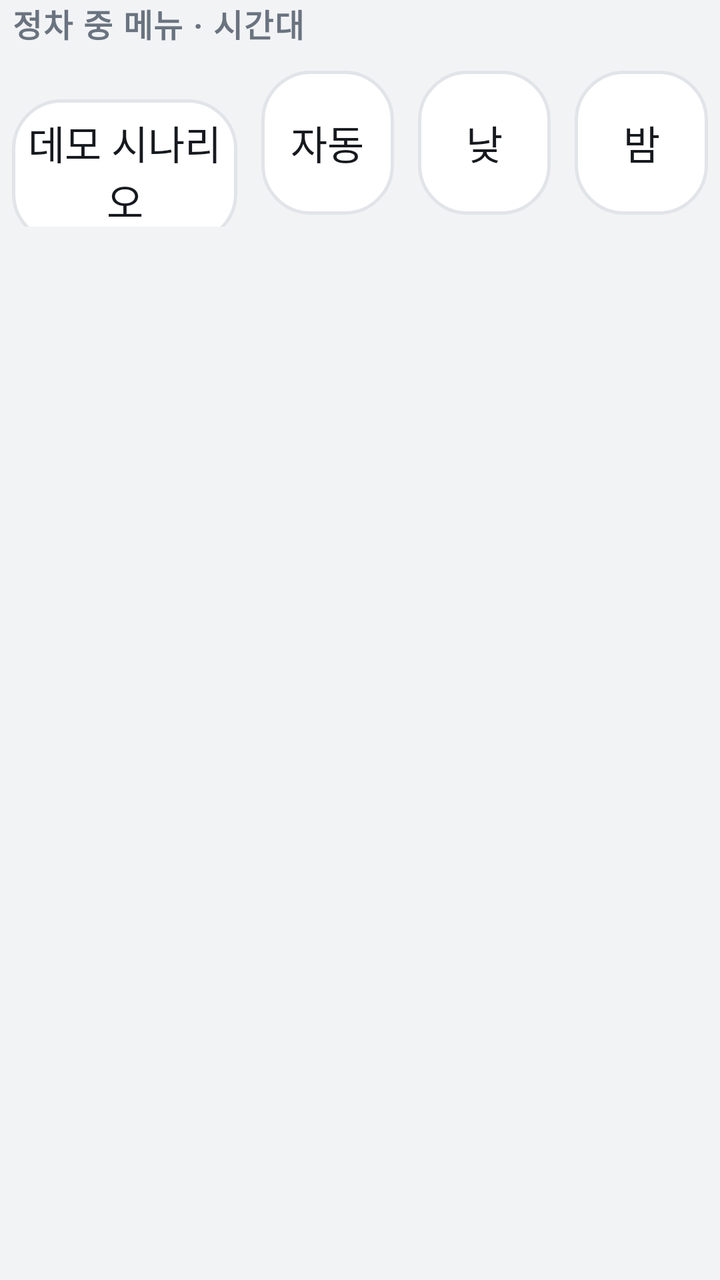
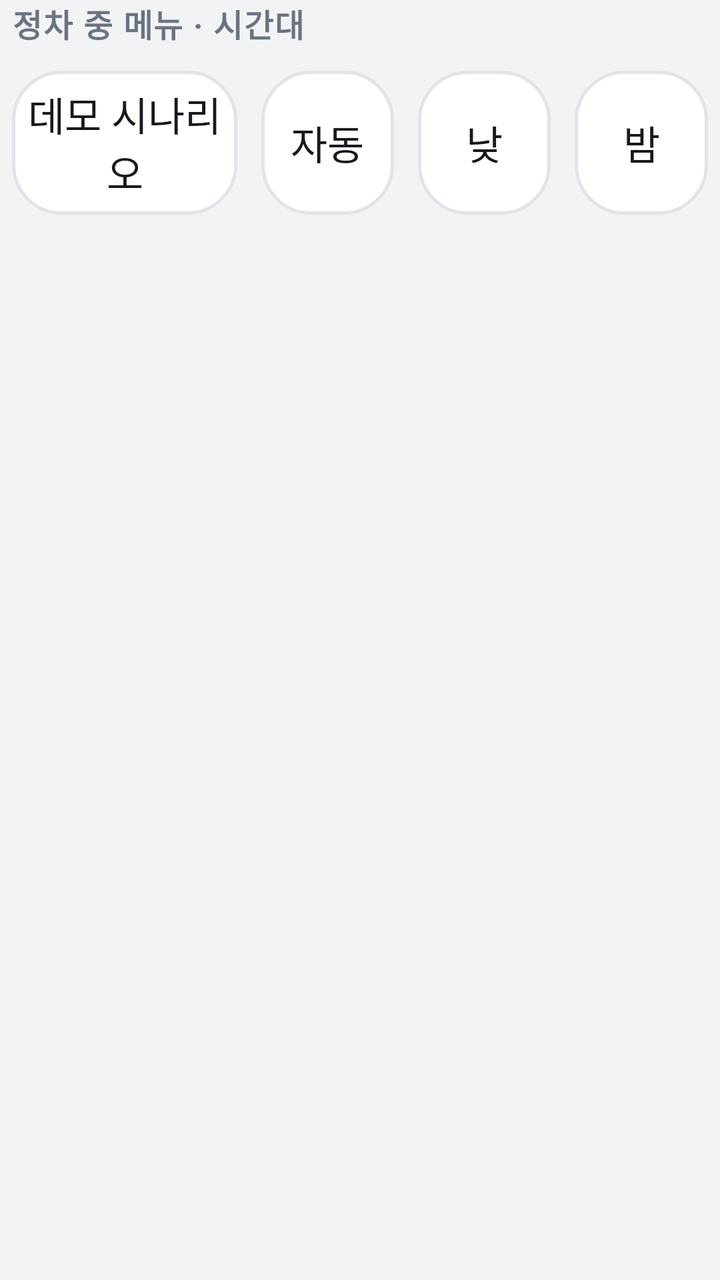

An Android layout rendered at two revisions. The XML below is the earlier revision; the diff shows what the commit changed to produce the second picture.
<!-- AndroidManifest.xml: application theme Theme.Drivescape -->
<!-- res/layout/part_parked_menu.xml -->
<?xml version="1.0" encoding="utf-8"?>
<LinearLayout xmlns:android="http://schemas.android.com/apk/res/android"
    android:layout_width="match_parent"
    android:layout_height="wrap_content"
    android:orientation="vertical">

    <TextView
        style="@style/Drivescape.SectionTitle"
        android:layout_marginStart="6dp"
        android:text="@string/parked_only" />

    <LinearLayout
        android:layout_width="match_parent"
        android:layout_height="wrap_content"
        android:layout_marginTop="6dp"
        android:orientation="horizontal">

        <TextView
            android:id="@+id/scenario"
            style="@style/Drivescape.Button"
            android:layout_width="0dp"
            android:layout_margin="6dp"
            android:layout_weight="1.7"
            android:text="@string/scenario_play" />

        <TextView
            android:id="@+id/tod_auto"
            style="@style/Drivescape.Button"
            android:layout_width="0dp"
            android:layout_margin="6dp"
            android:layout_weight="1"
            android:text="자동" />

        <TextView
            android:id="@+id/tod_day"
            style="@style/Drivescape.Button"
            android:layout_width="0dp"
            android:layout_margin="6dp"
            android:layout_weight="1"
            android:text="낮" />

        <TextView
            android:id="@+id/tod_night"
            style="@style/Drivescape.Button"
            android:layout_width="0dp"
            android:layout_margin="6dp"
            android:layout_weight="1"
            android:text="밤" />
    </LinearLayout>
</LinearLayout>
<!-- resources referenced by this layout -->
<resources>
  <string name="parked_only">정차 중 메뉴 · 시간대</string>
  <string name="scenario_play">데모 시나리오</string>
  <style name="Drivescape.Button" parent="">
          <item name="android:layout_height">wrap_content</item>
          <item name="android:minHeight">72dp</item>
          <item name="android:gravity">center</item>
          <item name="android:textSize">20sp</item>
          <item name="android:textColor">@color/btn_secondary_text</item>
          <item name="android:background">@drawable/bg_btn_secondary</item>
          <item name="android:stateListAnimator">@null</item>
          <item name="android:textAllCaps">false</item>
          <item name="android:clickable">true</item>
          <item name="android:focusable">true</item>
      </style>
  <style name="Drivescape.SectionTitle" parent="">
          <item name="android:layout_width">match_parent</item>
          <item name="android:layout_height">wrap_content</item>
          <item name="android:textColor">@color/ink_dim</item>
          <item name="android:textSize">16sp</item>
          <item name="android:textStyle">bold</item>
          <item name="android:letterSpacing">0.04</item>
      </style>
  <style name="Theme.Drivescape" parent="android:Theme.DeviceDefault.Light.NoActionBar">
          <item name="android:windowBackground">@color/bg</item>
          <item name="android:statusBarColor">@color/bg</item>
          <item name="android:navigationBarColor">@color/bg</item>
          <item name="android:textColor">@color/ink</item>
      </style>
  <!-- drawable bg_btn_secondary (drawable) -->
  <?xml version="1.0" encoding="utf-8"?>
  <ripple xmlns:android="http://schemas.android.com/apk/res/android" android:color="#22000000">
      <item>
          <selector>
              
              <item android:state_selected="true">
                  <shape>
                      <solid android:color="@color/ink" />
                      <corners android:radius="24dp" />
                  </shape>
              </item>
              <item>
                  <shape>
                      <solid android:color="@color/panel" />
                      <stroke android:width="1.5dp" android:color="@color/line" />
                      <corners android:radius="24dp" />
                  </shape>
              </item>
          </selector>
      </item>
  </ripple>
  <color name="ink_dim">#6A7380</color>
  <color name="bg">#F2F3F5</color>
  <color name="ink">#16191E</color>
  <color name="panel">#FFFFFF</color>
  <color name="line">#E1E4E8</color>
</resources>

<!-- the commit's change to res/layout/part_parked_menu.xml (unified diff, before → after) -->
@@ -13,6 +13,7 @@
         android:layout_width="match_parent"
         android:layout_height="wrap_content"
         android:layout_marginTop="6dp"
+        android:baselineAligned="false"
         android:orientation="horizontal">
 
         <TextView
